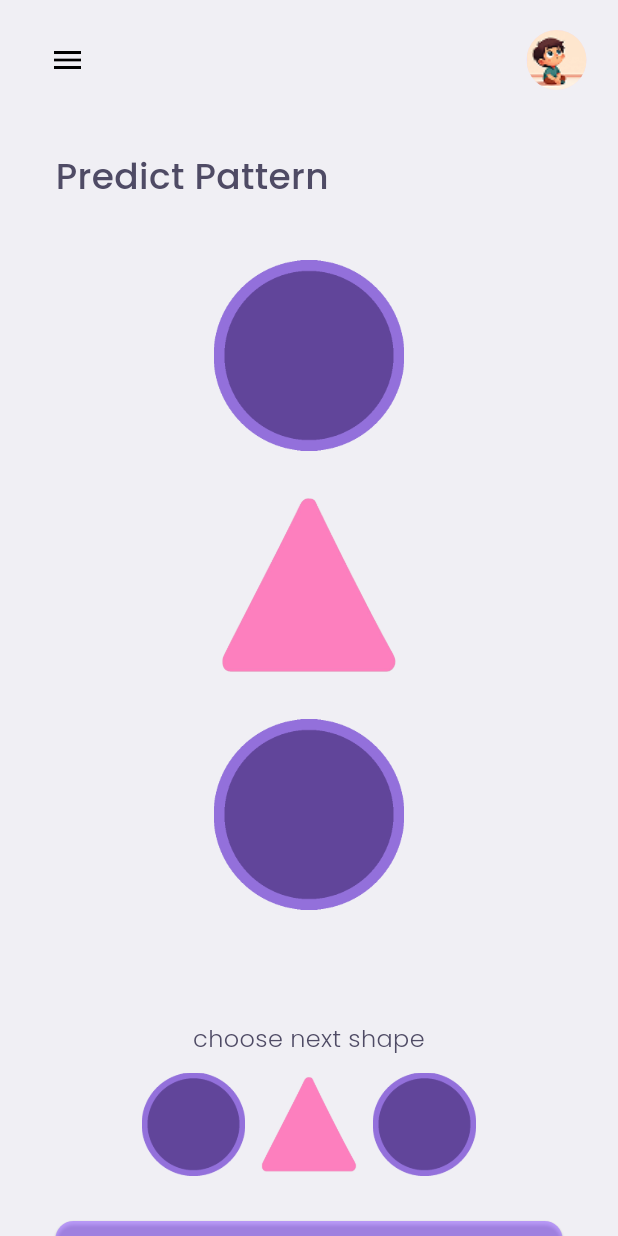
After one commit to IT21273858/24-25J-133-app, a Flutter app: the VisualProcessText1 screen opened directly, on a phone screen of 412 x 824 dp. The commit adds this screen. Run offline on Flutter 3.47's test engine with Material 3 defaults, Android fonts, the light colour scheme and no system bars; our stand-ins replace fl_chart, flutter_animate, flutter_feather_icons, google_fonts, video_player.

Commit message:
predict pattern screen

```diff
--- a/dyslexia/lib/CustomDrawer.dart
+++ b/dyslexia/lib/CustomDrawer.dart
@@ -8,6 +8,7 @@
 import 'package:dyslexia/ReadingCheckpoint2.dart';
 import 'package:dyslexia/ReadingCheckpoint3.dart';
 import 'package:dyslexia/ScoresPage.dart';
+import 'package:dyslexia/VisualProcessTest1.dart';
 import 'package:dyslexia/variables.dart';
 import 'package:flutter/material.dart';
 import 'package:flutter_feather_icons/flutter_feather_icons.dart';
@@ -53,6 +54,11 @@
       "icon": FeatherIcons.barChart2,
       "label": "Checkpointhree",
       "page": ReadCheckpointThree(),
+    },
+    {
+      "icon": FeatherIcons.barChart2,
+      "label": "Predict pattern",
+      "page": VisualProcessText1(),
     },
   ];
 
--- /dev/null
+++ b/dyslexia/lib/VisualProcessTest1.dart
@@ -0,0 +1,438 @@
+import 'package:dyslexia/RegisterChooseForChild.dart';
+import 'package:dyslexia/variables.dart';
+import 'package:flutter/material.dart';
+import 'package:dyslexia/CustomDrawer.dart';
+import 'package:dyslexia/components.dart';
+import 'package:fl_chart/fl_chart.dart';
+
+class VisualProcessText1 extends StatelessWidget {
+  @override
+  Widget build(BuildContext context) {
+    double screenWidth = MediaQuery.of(context).size.width;
+    double screenHeight = MediaQuery.of(context).size.height;
+    String displayText = "Bamboo";
+    String textinstruction = "choose next shape";
+    return Scaffold(
+      backgroundColor: Color(0xFFF0EFF4),
+      body: Padding(
+        padding: const EdgeInsets.symmetric(horizontal: 5.0),
+        child: ListView(
+          children: [
+            Column(
+              spacing: 20,
+              children: [
+                _buildHeader(context),
+                // Row(
+                //   mainAxisAlignment: MainAxisAlignment.end,
+                //   children: [
+                //     Text(
+                //       'Your Child Performance this week',
+                //       style: TextStyle(color: Colors.black, fontSize: 16),
+                //     ),
+                //     Padding(padding: EdgeInsets.all(10)),
+                //   ],
+                // ),
+                // _buildChildSelection(),
+                // _buildPerformanceSection(),
+                // _buildManageChildrenSection(context),
+                // Padding(padding: EdgeInsets.only(bottom: 10)),
+                Padding(
+                  padding: const EdgeInsets.symmetric(horizontal: 32.0),
+                  child: Column(
+                    spacing: 24,
+                    crossAxisAlignment: CrossAxisAlignment.start,
+                    children: [
+                      Row(
+                        children: [
+                          Column(
+                            crossAxisAlignment: CrossAxisAlignment.start,
+                            children: [
+                              Text("Predict Pattern", style: rCheckpointTitle),
+                              // Text("Level 3", style: rCheckpointLv),
+                            ],
+                          ),
+                        ],
+                      ),
+                      Center(
+                        child: Column(
+                          spacing: 9,
+                          children: [
+                            Padding(
+                              padding: const EdgeInsets.only(
+                                top: 5.0,
+                                bottom: 40,
+                              ),
+                              child: Row(
+                                mainAxisAlignment: MainAxisAlignment.center,
+                                spacing: 5,
+                                children: [
+                                  Column(
+                                    crossAxisAlignment:
+                                        CrossAxisAlignment.center,
+                                    spacing: 5,
+                                    children: [
+                                      Container(
+                                        decoration: BoxDecoration(
+                                          borderRadius: BorderRadius.all(
+                                            Radius.circular(15),
+                                          ),
+                                        ),
+                                        width: 127,
+                                        height: 148,
+                                        child: Image.asset(
+                                          "assets/images/circ.png",
+                                        ),
+                                      ),
+                                      Container(
+                                        decoration: BoxDecoration(
+                                          borderRadius: BorderRadius.all(
+                                            Radius.circular(15),
+                                          ),
+                                        ),
+                                        width: 127,
+                                        height: 148,
+                                        child: Image.asset(
+                                          "assets/images/tri.png",
+                                        ),
+                                      ),
+                                      Container(
+                                        decoration: BoxDecoration(
+                                          borderRadius: BorderRadius.all(
+                                            Radius.circular(15),
+                                          ),
+                                        ),
+                                        width: 127,
+                                        height: 148,
+                                        child: Image.asset(
+                                          "assets/images/circ.png",
+                                        ),
+                                      ),
+                                    ],
+                                  ),
+                                ],
+                              ),
+                            ),
+                            // TextButton(
+                            //   onPressed: () {},
+                            //   child: Text(
+                            //     "Skip Word",
+                            //     style: rCheckpointSkip,
+                            //     textAlign: TextAlign.center,
+                            //   ),
+                            // ),
+                          ],
+                        ),
+                      ),
+                      Center(
+                        child: SizedBox(
+                          width: screenWidth * 0.6,
+                          child: Column(
+                            spacing: 5,
+                            children: [
+                              // Container(
+                              //   decoration: BoxDecoration(
+                              //     color: pointsBackgroundColor,
+                              //     borderRadius: BorderRadius.all(
+                              //       Radius.circular(40),
+                              //     ),
+                              //   ),
+                              //   child: IconButton(
+                              //     onPressed: () {},
+                              //     icon: Icon(Icons.mic, color: Colors.white),
+                              //   ),
+                              // ),
+                              Text(
+                                textinstruction,
+                                style: rCheckpointInst,
+                                textAlign: TextAlign.center,
+                              ),
+                              Row(
+                                mainAxisAlignment: MainAxisAlignment.center,
+                                spacing: 8,
+                                children: [
+                                  Container(
+                                    decoration: BoxDecoration(
+                                      borderRadius: BorderRadius.all(
+                                        Radius.circular(15),
+                                      ),
+                                    ),
+                                    width: 69,
+                                    height: 81,
+                                    child: Image.asset(
+                                      "assets/images/circ.png",
+                                    ),
+                                  ),
+                                  Container(
+                                    decoration: BoxDecoration(
+                                      borderRadius: BorderRadius.all(
+                                        Radius.circular(15),
+                                      ),
+                                    ),
+                                    width: 69,
+                                    height: 81,
+                                    child: Image.asset("assets/images/tri.png"),
+                                  ),
+                                  Container(
+                                    decoration: BoxDecoration(
+                                      borderRadius: BorderRadius.all(
+                                        Radius.circular(15),
+                                      ),
+                                    ),
+                                    width: 69,
+                                    height: 81,
+                                    child: Image.asset(
+                                      "assets/images/circ.png",
+                                    ),
+                                  ),
+                                ],
+                              ),
+                            ],
+                          ),
+                        ),
+                      ),
+                      CustomButton(
+                        text: "Confirm",
+                        isLoading: false,
+                        onPressed: () {},
+                      ),
+                    ],
+                  ),
+                ),
+              ],
+            ),
+          ],
+        ),
+      ),
+    );
+  }
+
+  // Header Section
+  Widget _buildHeader(BuildContext context) {
+    return Container(
+      // decoration: BoxDecoration(
+      //   color: Colors.white,
+      //   borderRadius: BorderRadius.only(
+      //     bottomLeft: Radius.circular(42),
+      //     bottomRight: Radius.circular(42),
+      //   ),
+      //   boxShadow: [
+      //     BoxShadow(
+      //       color: Colors.grey.withOpacity(0.2),
+      //       spreadRadius: 2,
+      //       blurRadius: 10,
+      //       offset: Offset(0, 4),
+      //     ),
+      //   ],
+      // ),
+      padding: EdgeInsets.all(16),
+      child: Column(
+        children: [
+          Row(
+            mainAxisAlignment: MainAxisAlignment.spaceBetween,
+            children: [
+              _buildIconButton(Icons.menu, () {
+                Navigator.push(
+                  context,
+                  MaterialPageRoute(builder: (context) => CustomDrawer()),
+                );
+              }),
+              CircleAvatar(
+                radius: 20,
+                backgroundImage: AssetImage('assets/images/user.png'),
+              ),
+            ],
+          ),
+        ],
+      ),
+    );
+  }
+
+  // // Scrollable Child Selection
+  // Widget _buildChildSelection() {
+  //   return Container(
+  //     height: 30,
+  //     child: ListView.builder(
+  //       scrollDirection: Axis.horizontal,
+  //       itemCount: children.length,
+  //       itemBuilder: (context, index) {
+  //         return Padding(
+  //           padding: EdgeInsets.symmetric(horizontal: 8.0),
+  //           child: ElevatedButton(
+  //             onPressed: () {},
+  //             style: ElevatedButton.styleFrom(
+  //               backgroundColor: Colors.white,
+  //               elevation: 0,
+  //               shape: RoundedRectangleBorder(
+  //                 borderRadius: BorderRadius.circular(20),
+  //               ),
+  //             ),
+  //             child: Text(
+  //               children[index],
+  //               style: TextStyle(color: Colors.black),
+  //             ),
+  //           ),
+  //         );
+  //       },
+  //     ),
+  //   );
+  // }
+
+  // // Performance Section with Line Chart
+  // Widget _buildPerformanceSection() {
+  //   return Padding(
+  //     padding: EdgeInsets.symmetric(horizontal: 16.0),
+  //     child: Column(
+  //       children: [
+  //         Container(
+  //           padding: EdgeInsets.all(12),
+  //           decoration: BoxDecoration(
+  //             color: Colors.white,
+  //             borderRadius: BorderRadius.circular(18),
+  //             boxShadow: [
+  //               BoxShadow(
+  //                 color: Colors.grey.withOpacity(0.2),
+  //                 spreadRadius: 1,
+  //                 blurRadius: 5,
+  //               ),
+  //             ],
+  //           ),
+  //           child: Column(
+  //             crossAxisAlignment: CrossAxisAlignment.start,
+  //             spacing: 5,
+  //             children: [
+  //               Padding(padding: EdgeInsets.only(left: 10, right: 10)),
+  //               Row(
+  //                 mainAxisAlignment: MainAxisAlignment.spaceBetween,
+  //                 children: [
+  //                   Column(
+  //                     crossAxisAlignment: CrossAxisAlignment.start,
+  //                     children: [
+  //                       Text(
+  //                         'Statistics',
+  //                         style: TextStyle(
+  //                           fontSize: 18,
+  //                           fontWeight: FontWeight.normal,
+  //                         ),
+  //                       ),
+  //                       Text(
+  //                         'Game Name',
+  //                         style: TextStyle(
+  //                           fontSize: 16,
+  //                           color: Colors.black,
+  //                           fontWeight: FontWeight.bold,
+  //                         ),
+  //                       ),
+  //                     ],
+  //                   ),
+  //                   Column(
+  //                     crossAxisAlignment: CrossAxisAlignment.end,
+  //                     children: [
+  //                       Text(
+  //                         '1,027',
+  //                         style: TextStyle(
+  //                           fontSize: 20,
+  //                           fontWeight: FontWeight.bold,
+  //                         ),
+  //                       ),
+  //                       Text(
+  //                         '+12.75%',
+  //                         style: TextStyle(color: Colors.green, fontSize: 14),
+  //                       ),
+  //                     ],
+  //                   ),
+  //                 ],
+  //               ),
+  //               Padding(padding: EdgeInsets.only(top: 10)),
+  //               LineChartWidget(chartData: performanceData),
+  //             ],
+  //           ),
+  //         ),
+  //       ],
+  //     ),
+  //   );
+  // }
+
+  // // Manage Children Section
+  // Widget _buildManageChildrenSection(BuildContext context) {
+  //   return Padding(
+  //     padding: EdgeInsets.symmetric(horizontal: 16.0),
+  //     child: Column(
+  //       crossAxisAlignment: CrossAxisAlignment.start,
+  //       children: [
+  //         Row(
+  //           mainAxisAlignment: MainAxisAlignment.spaceBetween,
+  //           children: [
+  //             Text(
+  //               "Manage Children",
+  //               style: TextStyle(
+  //                 fontSize: 18,
+  //                 fontWeight: FontWeight.bold,
+  //                 color: Colors.black,
+  //               ),
+  //             ),
+  //             IconButton(
+  //               icon: Icon(
+  //                 Icons.add_circle_outline,
+  //                 size: 24,
+  //                 color: Colors.black,
+  //               ),
+  //               onPressed: () {
+  //                 Navigator.push(
+  //                   context,
+  //                   MaterialPageRoute(
+  //                     builder: (context) => RegisterChooseForChild(),
+  //                   ),
+  //                 );
+  //               },
+  //             ),
+  //           ],
+  //         ),
+  //         SizedBox(height: 10),
+  //         ChildCardSliderDashboard(
+  //           childData: [
+  //             {
+  //               "name": "Child 1",
+  //               "level": "Level 02",
+  //               "lastLogged": "12 Feb 2024 - 12:30pm",
+  //               "image": "assets/images/child.png",
+  //             },
+  //             {
+  //               "name": "Child 2",
+  //               "level": "Level 03",
+  //               "lastLogged": "10 Feb 2024 - 11:45am",
+  //               "image": "assets/images/child.png",
+  //             },
+  //             {
+  //               "name": "Child 3",
+  //               "level": "Level 01",
+  //               "lastLogged": "08 Feb 2024 - 02:15pm",
+  //               "image": "assets/images/child.png",
+  //             },
+  //           ],
+  //         ),
+  //       ],
+  //     ),
+  //   );
+  // }
+
+  Widget _buildIconButton(IconData icon, VoidCallback onPressed) {
+    return Container(
+      // decoration: BoxDecoration(
+      //   color: Colors.white,
+      //   shape: BoxShape.circle,
+      //   boxShadow: [
+      //     BoxShadow(
+      //       color: Colors.grey.withOpacity(0.2),
+      //       spreadRadius: 1,
+      //       blurRadius: 5,
+      //       offset: Offset(0, 2),
+      //     ),
+      //   ],
+      // ),
+      child: IconButton(
+        icon: Icon(icon, color: Colors.black),
+        onPressed: onPressed,
+      ),
+    );
+  }
+}
--- a/dyslexia/pubspec.yaml
+++ b/dyslexia/pubspec.yaml
@@ -80,6 +80,8 @@
     - assets/images/keybro.png
     - assets/images/stand.png
     - assets/images/test123.png
+    - assets/images/circ.png
+    - assets/images/tri.png
     - assets/images/test12345.png
     #   - images/a_dot_burr.jpeg
     #   - images/a_dot_ham.jpeg
```
Also changed, not shown: dyslexia/assets/images/circ.png (added), dyslexia/assets/images/tri.png (added).
